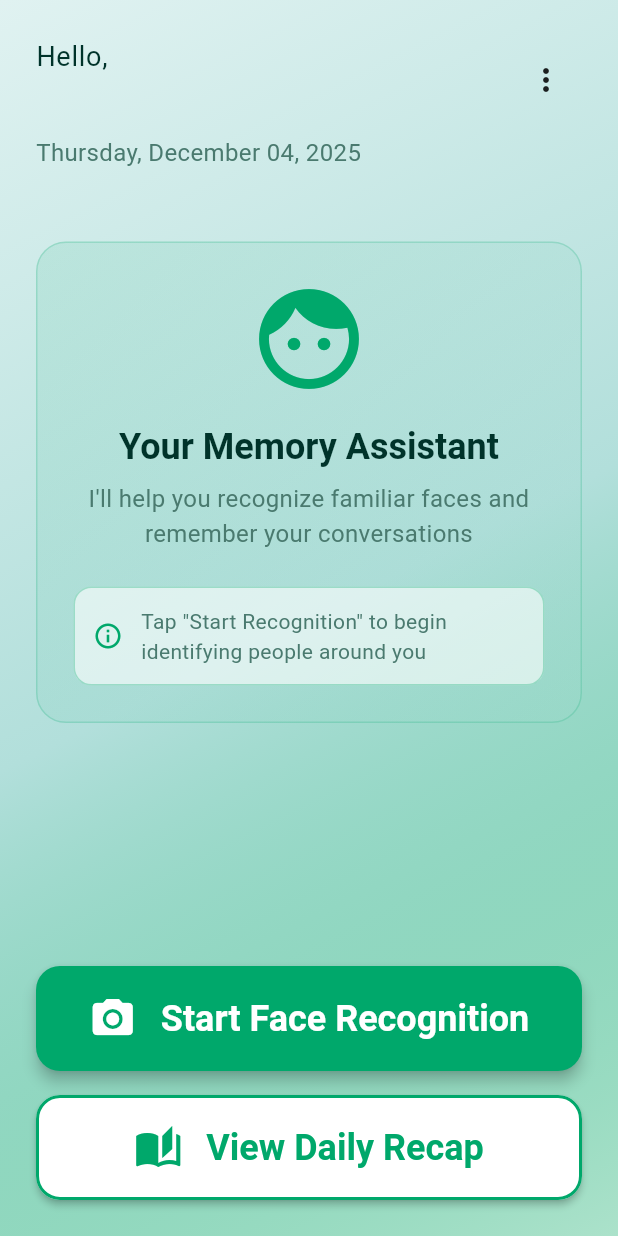
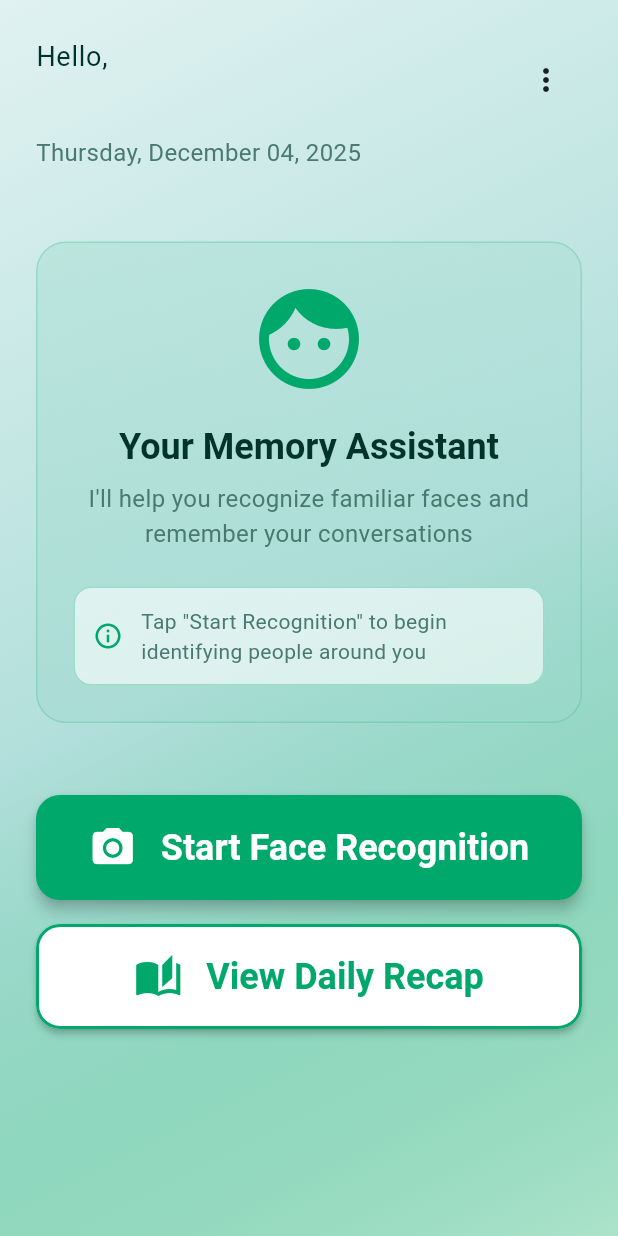
Before and after one commit to jansencruz23/The-Great-Dane-ger-Dori, a Flutter app: the PatientHomeScreen screen opened directly, on a phone screen of 412 x 824 dp. Run offline on Flutter 3.47's test engine with Material 3 defaults, Android fonts, the phone set to English and light mode, and no system bars; our stand-ins replace cached_network_image, camera, cloud_firestore, firebase_auth, firebase_core, firebase_storage and 8 more; missing offline and left inert: google_mlkit_face_detection, tflite_flutter; accounts and stored records are empty.

Commit message:
removed bottom overflowing

```diff
--- a/lib/screens/patient/patient_home_screen.dart
+++ b/lib/screens/patient/patient_home_screen.dart
@@ -46,6 +46,7 @@ class _PatientHomeScreenState extends State<PatientHomeScreen> {
             ),
           ),
           SafeArea(
+            child: SingleChildScrollView(
               child: Padding(
                 padding: const EdgeInsets.all(24.0),
                 child: Column(
@@ -110,7 +111,13 @@ class _PatientHomeScreenState extends State<PatientHomeScreen> {
                       ),
                     ),
 
-                  const SizedBox(height: 48),
+                    SizedBox(
+                      height:
+                          MediaQuery.of(context).size.height >
+                              MediaQuery.of(context).size.width
+                          ? 48
+                          : 24,
+                    ),
 
                     // Welcome message
                     Container(
@@ -166,7 +173,9 @@ class _PatientHomeScreenState extends State<PatientHomeScreen> {
                                 Expanded(
                                   child: Text(
                                     'Tap "Start Recognition" to begin identifying people around you',
-                                  style: Theme.of(context).textTheme.bodyMedium
+                                    style: Theme.of(context)
+                                        .textTheme
+                                        .bodyMedium
                                         ?.copyWith(fontSize: 14),
                                   ),
                                 ),
@@ -177,7 +186,13 @@ class _PatientHomeScreenState extends State<PatientHomeScreen> {
                       ),
                     ),
 
-                  const Spacer(),
+                    SizedBox(
+                      height:
+                          MediaQuery.of(context).size.height >
+                              MediaQuery.of(context).size.width
+                          ? 48
+                          : 24,
+                    ),
 
                     // Main action button - Start Recognition (Green)
                     ElevatedButton(
@@ -221,7 +236,8 @@ class _PatientHomeScreenState extends State<PatientHomeScreen> {
                       onPressed: () {
                         Navigator.of(context).push(
                           MaterialPageRoute(
-                          builder: (_) => DailyRecapScreen(patientId: user.uid),
+                            builder: (_) =>
+                                DailyRecapScreen(patientId: user.uid),
                           ),
                         );
                       },
@@ -254,7 +270,10 @@ class _PatientHomeScreenState extends State<PatientHomeScreen> {
                         ],
                       ),
                     ),
+
+                    const SizedBox(height: 24),
                   ],
+                ),
               ),
             ),
           ),
```
Lines whose indentation alone changed are shown as unchanged.
